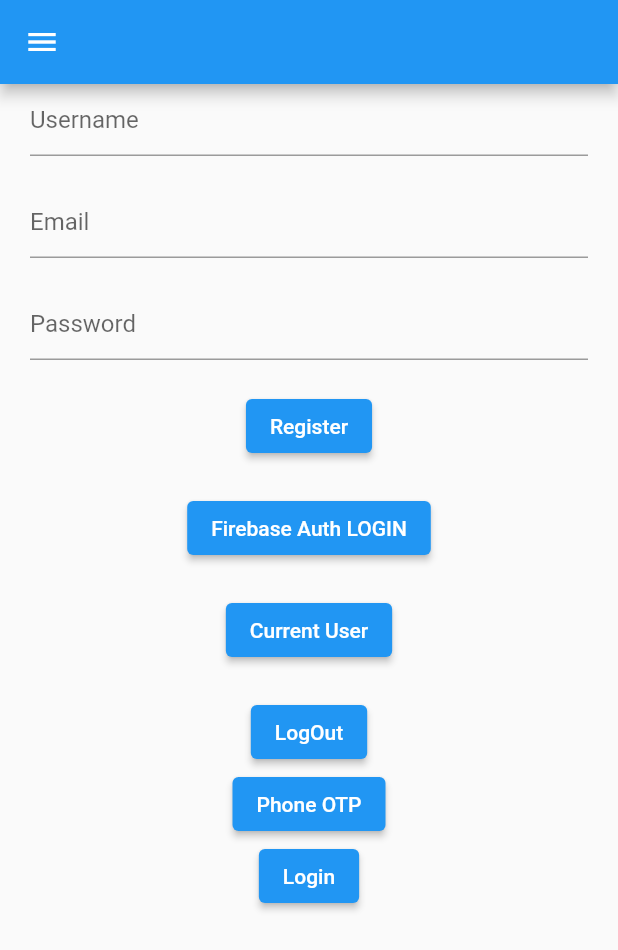
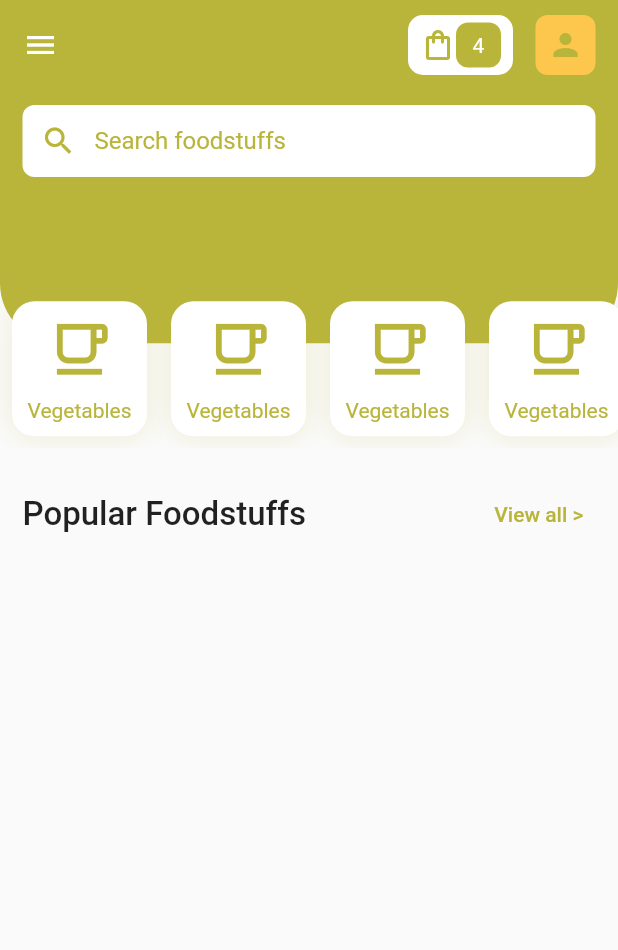
Before and after one commit to bordahardik/flutter_tutorial_app, a Flutter app: the screen it shows after launch, on a phone screen of 412 x 824 dp. Shown: the top 950 px of the screen. Run offline on Flutter 3.47's test engine with Material 2 defaults, Android fonts, the phone set to English and light mode, and no system bars; our stand-ins replace cloud_firestore, firebase_auth, firebase_core, firebase_storage, fluttertoast, get_storage and 2 more; accounts and stored records are empty.

Commit message:
fruit ui

```diff
--- a/lib/main.dart
+++ b/lib/main.dart
@@ -3,9 +3,8 @@ import 'dart:developer';
 import 'package:firebase_core/firebase_core.dart';
 import 'package:flutter/material.dart';
 import 'package:flutter_app/utils/preference_utils.dart';
-import 'package:flutter_app/view/firebase/firebase_auth_screen.dart';
+import 'package:flutter_app/view/fruite_ui/fruit_screen.dart';
 import 'package:flutter_app/view/home_screen.dart';
-import 'package:flutter_app/view/listview_widget.dart';
 import 'package:get_storage/get_storage.dart';
 
 void main() async {
@@ -26,7 +25,7 @@ class MyApp extends StatelessWidget {
       debugShowCheckedModeBanner: false,
       // theme: ThemeData(primarySwatch: Colors.green),
 
-      home: PreferenceUtils.getIsLogin() ? HomeScreen() : FirebaseAuthScreen(),
+      home: FruitScreen(),
     );
   }
 }
--- a/lib/view/firebase/firebase_auth_screen.dart
+++ b/lib/view/firebase/firebase_auth_screen.dart
@@ -171,7 +171,6 @@ class _FirebaseAuthScreenState extends State<FirebaseAuthScreen> {
 
                       await PreferenceUtils.setIsLogin(true);
                       await PreferenceUtils.setUserName(userController.text);
-
                       Navigator.push(
                           context,
                           MaterialPageRoute(
--- /dev/null
+++ b/lib/view/fruite_ui/fruit_screen.dart
@@ -0,0 +1,197 @@
+import 'package:flutter/material.dart';
+
+class FruitScreen extends StatefulWidget {
+  const FruitScreen({Key? key}) : super(key: key);
+
+  @override
+  State<FruitScreen> createState() => _FruitScreenState();
+}
+
+class _FruitScreenState extends State<FruitScreen> {
+  @override
+  Widget build(BuildContext context) {
+    final screenSize = MediaQuery.of(context).size;
+
+    return Material(
+      child: Column(
+        children: [
+          Stack(
+            clipBehavior: Clip.none,
+            children: [
+              Container(
+                height: screenSize.width / 1.8,
+                width: screenSize.width,
+                decoration: const BoxDecoration(
+                  color: Color(0xFFB9B53B),
+                  borderRadius: BorderRadius.vertical(
+                    bottom: Radius.circular(40),
+                  ),
+                ),
+                margin: const EdgeInsets.only(bottom: 70),
+                child: SafeArea(
+                  child: Padding(
+                    padding: const EdgeInsets.symmetric(horizontal: 15.0),
+                    child: Column(
+                      children: [
+                        const SizedBox(height: 10),
+                        buildAppBar(),
+                        const SizedBox(height: 20),
+                        searchBarWidget()
+                      ],
+                    ),
+                  ),
+                ),
+              ),
+              Positioned(
+                bottom: 0,
+                right: 0,
+                left: 0,
+                child: SingleChildScrollView(
+                  scrollDirection: Axis.horizontal,
+                  child: Row(
+                    children: List.generate(
+                      5,
+                      (index) {
+                        return Container(
+                          height: 90,
+                          width: 90,
+                          decoration: BoxDecoration(
+                              color: Colors.white,
+                              borderRadius: BorderRadius.circular(15),
+                              boxShadow: [
+                                BoxShadow(
+                                  color:
+                                      const Color(0xFFB9B53B).withOpacity(0.2),
+                                  blurRadius: 15,
+                                )
+                              ]),
+                          margin: const EdgeInsets.all(8),
+                          padding: const EdgeInsets.all(8),
+                          child: const Column(
+                            mainAxisAlignment: MainAxisAlignment.center,
+                            children: [
+                              Icon(
+                                Icons.free_breakfast_outlined,
+                                size: 45,
+                                color: Color(0xFFB9B53B),
+                              ),
+                              SizedBox(height: 10),
+                              Text(
+                                'Vegetables',
+                                style: TextStyle(
+                                  color: Color(0xFFB9B53B),
+                                ),
+                              )
+                            ],
+                          ),
+                        );
+                      },
+                    ),
+                  ),
+                ),
+              ),
+            ],
+          ),
+          const SizedBox(height: 20),
+          labelWidget(title: 'Popular Foodstuffs'),
+        ],
+      ),
+    );
+  }
+
+  /// LABEL WIDGET
+  Widget labelWidget({String? title}) {
+    return Padding(
+      padding: const EdgeInsets.symmetric(horizontal: 15.0),
+      child: Row(
+        mainAxisAlignment: MainAxisAlignment.spaceBetween,
+        children: [
+          Text(
+            title!,
+            style: const TextStyle(
+              fontWeight: FontWeight.w500,
+              fontSize: 22,
+            ),
+          ),
+          TextButton(
+            child: const Text(
+              'View all >',
+              style: TextStyle(color: Color(0xFFB9B53B)),
+            ),
+            onPressed: () {},
+          )
+        ],
+      ),
+    );
+  }
+
+  /// SEARCHBAR WIDGET
+  Widget searchBarWidget() {
+    return TextFormField(
+      decoration: InputDecoration(
+          hintText: 'Search foodstuffs',
+          hintStyle: const TextStyle(color: Color(0xFFB9B53B)),
+          fillColor: Colors.white,
+          filled: true,
+          border: OutlineInputBorder(
+              borderRadius: BorderRadius.circular(8),
+              borderSide: BorderSide.none),
+          prefixIcon: const Icon(
+            Icons.search,
+            color: Color(0xFFB9B53B),
+          ),
+          contentPadding: const EdgeInsets.symmetric(horizontal: 10)),
+    );
+  }
+
+  /// APPBAR
+  Widget buildAppBar() {
+    return Row(
+      children: [
+        const Icon(Icons.menu, color: Colors.white),
+        const Spacer(),
+        Container(
+          height: 40,
+          decoration: BoxDecoration(
+            color: Colors.white,
+            borderRadius: BorderRadius.circular(10),
+          ),
+          padding: const EdgeInsets.symmetric(horizontal: 8),
+          child: Row(
+            children: [
+              const Icon(
+                Icons.shopping_bag_outlined,
+                color: Color(0xFFB9B53B),
+              ),
+              Container(
+                height: 30,
+                width: 30,
+                decoration: BoxDecoration(
+                    color: const Color(0xFFB9B53B),
+                    borderRadius: BorderRadius.circular(8)),
+                alignment: Alignment.center,
+                child: const Text(
+                  '4',
+                  style: TextStyle(color: Colors.white),
+                ),
+              )
+            ],
+          ),
+        ),
+        const SizedBox(width: 15),
+        Container(
+          height: 40,
+          width: 40,
+          decoration: BoxDecoration(
+              color: const Color(0xFFFDC64C),
+              borderRadius: BorderRadius.circular(8)),
+          alignment: Alignment.center,
+          child: const Icon(
+            Icons.person,
+            color: Color(0xFFB9B53B),
+          ),
+        ),
+      ],
+    );
+  }
+}
```
